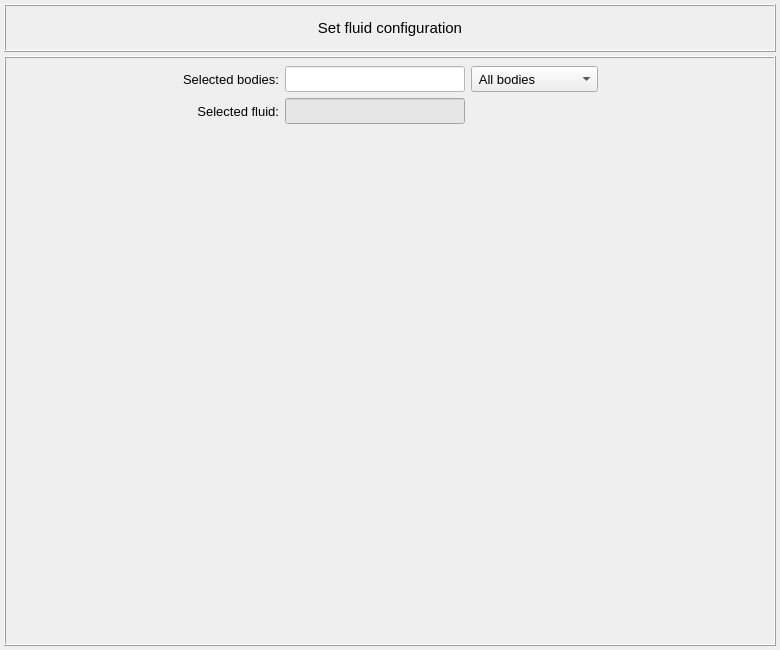
Above: vibra/interface/data/ui_files/model/setup/fluid/set_fluid_input.ui from MOPT-UFSC/VIBRA before the change. Below: the same form after it.
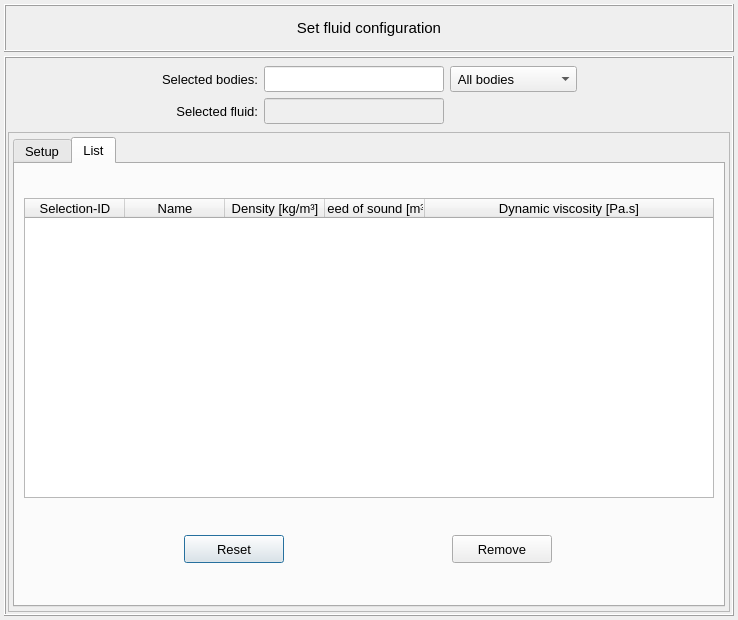
That is the form after the change. The open tabs and pages were chosen to show the change.

Commit message: Implements the fluid removal and resetting

What changed in the file:
```diff
--- a/vibra/interface/data/ui_files/model/setup/fluid/set_fluid_input.ui
+++ b/vibra/interface/data/ui_files/model/setup/fluid/set_fluid_input.ui
@@ -6,8 +6,8 @@
    <rect>
     <x>0</x>
     <y>0</y>
-    <width>780</width>
-    <height>650</height>
+    <width>738</width>
+    <height>620</height>
    </rect>
   </property>
   <property name="minimumSize">
@@ -77,26 +77,6 @@
       <property name="spacing">
        <number>2</number>
       </property>
-      <item row="1" column="0">
-       <widget class="QScrollArea" name="scrollArea_table_of_fluids">
-        <property name="frameShape">
-         <enum>QFrame::NoFrame</enum>
-        </property>
-        <property name="widgetResizable">
-         <bool>true</bool>
-        </property>
-        <widget class="QWidget" name="scrollAreaWidgetContents">
-         <property name="geometry">
-          <rect>
-           <x>0</x>
-           <y>0</y>
-           <width>764</width>
-           <height>510</height>
-          </rect>
-         </property>
-        </widget>
-       </widget>
-      </item>
       <item row="0" column="0">
        <widget class="QFrame" name="frame_2">
         <property name="minimumSize">
@@ -211,8 +191,7 @@
             <enum>Qt::ClickFocus</enum>
            </property>
            <property name="styleSheet">
-            <string notr="true">QLineEdit{background-color: rgb(255, 255, 255); color: rgb(0, 0, 0)}
-QLineEdit:disabled {background-color: rgb(230, 230, 230); color: rgb(120, 120, 120)}</string>
+            <string notr="true"/>
            </property>
            <property name="text">
             <string/>
@@ -269,8 +248,7 @@
             <enum>Qt::ClickFocus</enum>
            </property>
            <property name="styleSheet">
-            <string notr="true">QLineEdit{background-color: rgb(255, 255, 255); color: rgb(0, 0, 0)}
-QLineEdit:disabled {background-color: rgb(230, 230, 230); color: rgb(120, 120, 120)}</string>
+            <string notr="true"/>
            </property>
            <property name="text">
             <string/>
@@ -309,6 +287,273 @@
         </layout>
        </widget>
       </item>
+      <item row="1" column="0">
+       <widget class="QFrame" name="frame_3">
+        <property name="frameShape">
+         <enum>QFrame::StyledPanel</enum>
+        </property>
+        <property name="frameShadow">
+         <enum>QFrame::Raised</enum>
+        </property>
+        <layout class="QGridLayout" name="gridLayout_7">
+         <property name="leftMargin">
+          <number>4</number>
+         </property>
+         <property name="topMargin">
+          <number>4</number>
+         </property>
+         <property name="rightMargin">
+          <number>4</number>
+         </property>
+         <property name="bottomMargin">
+          <number>4</number>
+         </property>
+         <property name="spacing">
+          <number>4</number>
+         </property>
+         <item row="0" column="0">
+          <widget class="QTabWidget" name="tabWidget_main">
+           <property name="font">
+            <font>
+             <pointsize>10</pointsize>
+            </font>
+           </property>
+           <property name="currentIndex">
+            <number>0</number>
+           </property>
+           <widget class="QWidget" name="tab_setup">
+            <attribute name="title">
+             <string>Setup</string>
+            </attribute>
+            <layout class="QGridLayout" name="gridLayout_5">
+             <property name="leftMargin">
+              <number>4</number>
+             </property>
+             <property name="topMargin">
+              <number>4</number>
+             </property>
+             <property name="rightMargin">
+              <number>4</number>
+             </property>
+             <property name="bottomMargin">
+              <number>4</number>
+             </property>
+             <item row="0" column="0">
+              <widget class="QScrollArea" name="scrollArea_table_of_fluids">
+               <property name="frameShape">
+                <enum>QFrame::NoFrame</enum>
+               </property>
+               <property name="widgetResizable">
+                <bool>true</bool>
+               </property>
+               <widget class="QWidget" name="scrollAreaWidgetContents">
+                <property name="geometry">
+                 <rect>
+                  <x>0</x>
+                  <y>0</y>
+                  <width>698</width>
+                  <height>433</height>
+                 </rect>
+                </property>
+               </widget>
+              </widget>
+             </item>
+            </layout>
+           </widget>
+           <widget class="QWidget" name="tab_list">
+            <attribute name="title">
+             <string>List</string>
+            </attribute>
+            <layout class="QGridLayout" name="gridLayout_6">
+             <item row="0" column="0">
+              <widget class="QTreeWidget" name="treeWidget_fluid">
+               <property name="minimumSize">
+                <size>
+                 <width>560</width>
+                 <height>100</height>
+                </size>
+               </property>
+               <property name="maximumSize">
+                <size>
+                 <width>800</width>
+                 <height>300</height>
+                </size>
+               </property>
+               <property name="font">
+                <font>
+                 <family>MS Shell Dlg 2</family>
+                 <pointsize>10</pointsize>
+                 <italic>false</italic>
+                </font>
+               </property>
+               <property name="toolTip">
+                <string/>
+               </property>
+               <property name="indentation">
+                <number>1</number>
+               </property>
+               <property name="headerHidden">
+                <bool>false</bool>
+               </property>
+               <attribute name="headerHighlightSections">
+                <bool>false</bool>
+               </attribute>
+               <attribute name="headerShowSortIndicator" stdset="0">
+                <bool>false</bool>
+               </attribute>
+               <attribute name="headerStretchLastSection">
+                <bool>true</bool>
+               </attribute>
+               <column>
+                <property name="text">
+                 <string>Selection-ID</string>
+                </property>
+                <property name="textAlignment">
+                 <set>AlignCenter</set>
+                </property>
+               </column>
+               <column>
+                <property name="text">
+                 <string>Name</string>
+                </property>
+                <property name="textAlignment">
+                 <set>AlignCenter</set>
+                </property>
+               </column>
+               <column>
+                <property name="text">
+                 <string>Density [kg/m³]</string>
+                </property>
+                <property name="textAlignment">
+                 <set>AlignCenter</set>
+                </property>
+               </column>
+               <column>
+                <property name="text">
+                 <string>Speed of sound [m³/s]</string>
+                </property>
+                <property name="textAlignment">
+                 <set>AlignCenter</set>
+                </property>
+               </column>
+               <column>
+                <property name="text">
+                 <string>Dynamic viscosity [Pa.s]</string>
+                </property>
+                <property name="textAlignment">
+                 <set>AlignCenter</set>
+                </property>
+               </column>
+              </widget>
+             </item>
+             <item row="1" column="0">
+              <widget class="QFrame" name="frame_reset_remove_buttons">
+               <property name="minimumSize">
+                <size>
+                 <width>560</width>
+                 <height>40</height>
+                </size>
+               </property>
+               <property name="maximumSize">
+                <size>
+                 <width>800</width>
+                 <height>40</height>
+                </size>
+               </property>
+               <property name="frameShape">
+                <enum>QFrame::NoFrame</enum>
+               </property>
+               <property name="frameShadow">
+                <enum>QFrame::Raised</enum>
+               </property>
+               <layout class="QGridLayout" name="gridLayout_8">
+                <property name="leftMargin">
+                 <number>4</number>
+                </property>
+                <property name="topMargin">
+                 <number>4</number>
+                </property>
+                <property name="rightMargin">
+                 <number>4</number>
+                </property>
+                <property name="bottomMargin">
+                 <number>4</number>
+                </property>
+                <property name="horizontalSpacing">
+                 <number>12</number>
+                </property>
+                <item row="0" column="0">
+                 <widget class="QPushButton" name="pushButton_reset">
+                  <property name="minimumSize">
+                   <size>
+                    <width>100</width>
+                    <height>28</height>
+                   </size>
+                  </property>
+                  <property name="maximumSize">
+                   <size>
+                    <width>100</width>
+                    <height>28</height>
+                   </size>
+                  </property>
+                  <property name="font">
+                   <font>
+                    <family>MS Shell Dlg 2</family>
+                    <pointsize>10</pointsize>
+                    <weight>50</weight>
+                    <italic>false</italic>
+                    <bold>false</bold>
+                   </font>
+                  </property>
+                  <property name="styleSheet">
+                   <string notr="true"/>
+                  </property>
+                  <property name="text">
+                   <string>Reset</string>
+                  </property>
+                 </widget>
+                </item>
+                <item row="0" column="1">
+                 <widget class="QPushButton" name="pushButton_remove">
+                  <property name="minimumSize">
+                   <size>
+                    <width>100</width>
+                    <height>28</height>
+                   </size>
+                  </property>
+                  <property name="maximumSize">
+                   <size>
+                    <width>100</width>
+                    <height>28</height>
+                   </size>
+                  </property>
+                  <property name="font">
+                   <font>
+                    <family>MS Shell Dlg 2</family>
+                    <pointsize>10</pointsize>
+                    <weight>50</weight>
+                    <italic>false</italic>
+                    <bold>false</bold>
+                   </font>
+                  </property>
+                  <property name="styleSheet">
+                   <string notr="true"/>
+                  </property>
+                  <property name="text">
+                   <string>Remove</string>
+                  </property>
+                 </widget>
+                </item>
+               </layout>
+              </widget>
+             </item>
+            </layout>
+           </widget>
+          </widget>
+         </item>
+        </layout>
+       </widget>
+      </item>
      </layout>
     </widget>
    </item>
```
The commit also changes 3 other files.
